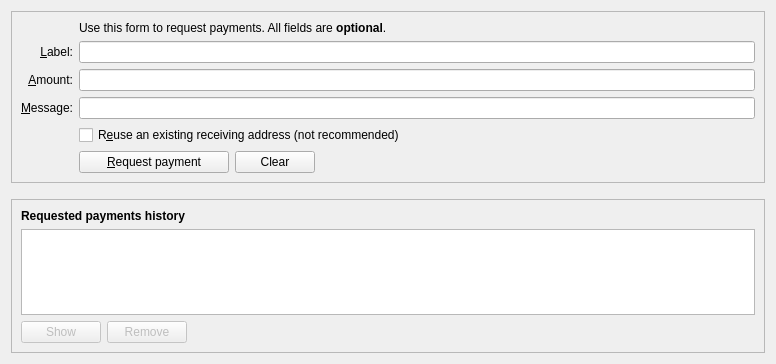
This is src/qt/forms/receivecoinsdialog.ui in qtumproject/qtum as Qt 5 draws it before an edit. The edited form follows.
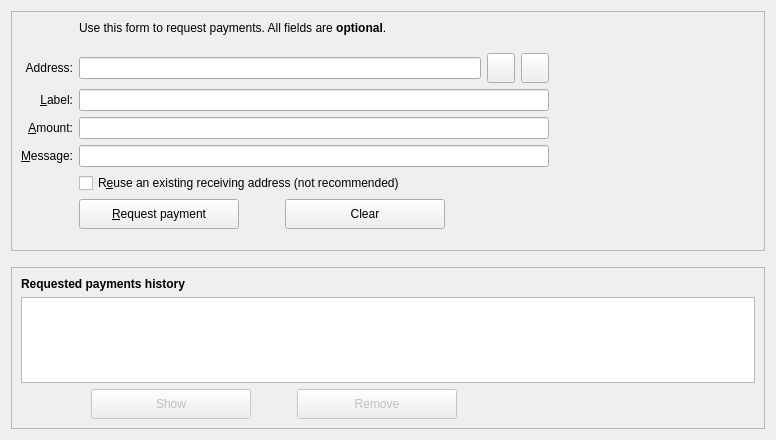
This is the edited form. Icons and pictures are not drawn. Custom widgets are drawn as their Qt base class.

Commit message: Layout updates for qtum

Patch:
```diff
--- a/src/qt/forms/receivecoinsdialog.ui
+++ b/src/qt/forms/receivecoinsdialog.ui
@@ -7,7 +7,7 @@
     <x>0</x>
     <y>0</y>
     <width>776</width>
-    <height>364</height>
+    <height>440</height>
    </rect>
   </property>
   <layout class="QVBoxLayout" name="verticalLayout" stretch="0,0,1">
@@ -28,7 +28,7 @@
      <layout class="QVBoxLayout" name="verticalLayout_3">
       <item>
        <layout class="QGridLayout" name="gridLayout">
-        <item row="7" column="2">
+        <item row="8" column="2">
          <widget class="QCheckBox" name="reuseAddress">
           <property name="toolTip">
            <string>Reuse one of the previously used receiving addresses. Reusing addresses has security and privacy issues. Do not use this unless re-generating a payment request made before.</string>
@@ -38,37 +38,7 @@
           </property>
          </widget>
         </item>
-        <item row="7" column="0">
-         <widget class="QLabel" name="label_4">
-          <property name="text">
-           <string/>
-          </property>
-         </widget>
-        </item>
-        <item row="6" column="0">
-         <widget class="QLabel" name="label_3">
-          <property name="toolTip">
-           <string>An optional message to attach to the payment request, which will be displayed when the request is opened. Note: The message will not be sent with the payment over the Qtum network.</string>
-          </property>
-          <property name="text">
-           <string>&amp;Message:</string>
-          </property>
-          <property name="alignment">
-           <set>Qt::AlignRight|Qt::AlignTrailing|Qt::AlignVCenter</set>
-          </property>
-          <property name="buddy">
-           <cstring>reqMessage</cstring>
-          </property>
-         </widget>
-        </item>
-        <item row="4" column="2">
-         <widget class="QLineEdit" name="reqLabel">
-          <property name="toolTip">
-           <string>An optional label to associate with the new receiving address.</string>
-          </property>
-         </widget>
-        </item>
-        <item row="6" column="2">
+        <item row="7" column="2">
          <widget class="QLineEdit" name="reqMessage">
           <property name="toolTip">
            <string>An optional message to attach to the payment request, which will be displayed when the request is opened. Note: The message will not be sent with the payment over the Qtum network.</string>
@@ -82,7 +52,7 @@
           </property>
          </widget>
         </item>
-        <item row="4" column="0">
+        <item row="5" column="0">
          <widget class="QLabel" name="label_2">
           <property name="toolTip">
            <string>An optional label to associate with the new receiving address.</string>
@@ -98,7 +68,14 @@
           </property>
          </widget>
         </item>
-        <item row="5" column="0">
+        <item row="9" column="0">
+         <widget class="QLabel" name="label_7">
+          <property name="text">
+           <string/>
+          </property>
+         </widget>
+        </item>
+        <item row="6" column="0">
          <widget class="QLabel" name="label">
           <property name="toolTip">
            <string>An optional amount to request. Leave this empty or zero to not request a specific amount.</string>
@@ -114,7 +91,7 @@
           </property>
          </widget>
         </item>
-        <item row="5" column="2">
+        <item row="6" column="2">
          <widget class="BitcoinAmountField" name="reqAmount">
           <property name="minimumSize">
            <size>
@@ -127,14 +104,44 @@
           </property>
          </widget>
         </item>
-        <item row="8" column="2">
+        <item row="5" column="2">
+         <widget class="QLineEdit" name="reqLabel">
+          <property name="toolTip">
+           <string>An optional label to associate with the new receiving address.</string>
+          </property>
+         </widget>
+        </item>
+        <item row="8" column="0">
+         <widget class="QLabel" name="label_4">
+          <property name="text">
+           <string/>
+          </property>
+         </widget>
+        </item>
+        <item row="7" column="0">
+         <widget class="QLabel" name="label_3">
+          <property name="toolTip">
+           <string>An optional message to attach to the payment request, which will be displayed when the request is opened. Note: The message will not be sent with the payment over the Qtum network.</string>
+          </property>
+          <property name="text">
+           <string>&amp;Message:</string>
+          </property>
+          <property name="alignment">
+           <set>Qt::AlignRight|Qt::AlignTrailing|Qt::AlignVCenter</set>
+          </property>
+          <property name="buddy">
+           <cstring>reqMessage</cstring>
+          </property>
+         </widget>
+        </item>
+        <item row="9" column="2">
          <layout class="QHBoxLayout" name="horizontalLayout">
           <item>
            <widget class="QPushButton" name="receiveButton">
             <property name="minimumSize">
              <size>
-              <width>150</width>
-              <height>0</height>
+              <width>160</width>
+              <height>30</height>
              </size>
             </property>
             <property name="text">
@@ -146,6 +153,22 @@
             </property>
            </widget>
           </item>
+          <item>
+           <spacer name="horizontalSpacer_5">
+            <property name="orientation">
+             <enum>Qt::Horizontal</enum>
+            </property>
+            <property name="sizeType">
+             <enum>QSizePolicy::Fixed</enum>
+            </property>
+            <property name="sizeHint" stdset="0">
+             <size>
+              <width>40</width>
+              <height>20</height>
+             </size>
+            </property>
+           </spacer>
+          </item>
           <item>
            <widget class="QPushButton" name="clearButton">
             <property name="sizePolicy">
@@ -154,6 +177,12 @@
               <verstretch>0</verstretch>
              </sizepolicy>
             </property>
+            <property name="minimumSize">
+             <size>
+              <width>160</width>
+              <height>30</height>
+             </size>
+            </property>
             <property name="toolTip">
              <string>Clear all fields of the form.</string>
             </property>
@@ -184,13 +213,80 @@
           </item>
          </layout>
         </item>
-        <item row="8" column="0">
-         <widget class="QLabel" name="label_7">
+        <item row="2" column="3" rowspan="9">
+         <widget class="QRImageWidget" name="lblQRCode">
+          <property name="minimumSize">
+           <size>
+            <width>200</width>
+            <height>220</height>
+           </size>
+          </property>
+          <property name="maximumSize">
+           <size>
+            <width>200</width>
+            <height>220</height>
+           </size>
+          </property>
           <property name="text">
            <string/>
           </property>
          </widget>
         </item>
+        <item row="4" column="0">
+         <widget class="QLabel" name="label_8">
+          <property name="text">
+           <string>Address:</string>
+          </property>
+          <property name="alignment">
+           <set>Qt::AlignRight|Qt::AlignTrailing|Qt::AlignVCenter</set>
+          </property>
+         </widget>
+        </item>
+        <item row="4" column="2">
+         <layout class="QHBoxLayout" name="horizontalLayout_3">
+          <item>
+           <widget class="QLineEdit" name="leAddress"/>
+          </item>
+          <item>
+           <widget class="QToolButton" name="copyAddressButton">
+            <property name="minimumSize">
+             <size>
+              <width>28</width>
+              <height>30</height>
+             </size>
+            </property>
+            <property name="maximumSize">
+             <size>
+              <width>20</width>
+              <height>30</height>
+             </size>
+            </property>
+            <property name="text">
+             <string/>
+            </property>
+           </widget>
+          </item>
+          <item>
+           <widget class="QToolButton" name="refreshButton">
+            <property name="minimumSize">
+             <size>
+              <width>28</width>
+              <height>30</height>
+             </size>
+            </property>
+            <property name="maximumSize">
+             <size>
+              <width>20</width>
+              <height>30</height>
+             </size>
+            </property>
+            <property name="text">
+             <string/>
+            </property>
+           </widget>
+          </item>
+         </layout>
+        </item>
        </layout>
       </item>
      </layout>
@@ -252,11 +348,33 @@
       </item>
       <item>
        <layout class="QHBoxLayout" name="horizontalLayout_2">
+        <item>
+         <spacer name="horizontalSpacer_3">
+          <property name="orientation">
+           <enum>Qt::Horizontal</enum>
+          </property>
+          <property name="sizeType">
+           <enum>QSizePolicy::Fixed</enum>
+          </property>
+          <property name="sizeHint" stdset="0">
+           <size>
+            <width>70</width>
+            <height>20</height>
+           </size>
+          </property>
+         </spacer>
+        </item>
         <item>
          <widget class="QPushButton" name="showRequestButton">
           <property name="enabled">
            <bool>false</bool>
           </property>
+          <property name="minimumSize">
+           <size>
+            <width>160</width>
+            <height>30</height>
+           </size>
+          </property>
           <property name="toolTip">
            <string>Show the selected request (does the same as double clicking an entry)</string>
           </property>
@@ -272,11 +390,33 @@
           </property>
          </widget>
         </item>
+        <item>
+         <spacer name="horizontalSpacer_4">
+          <property name="orientation">
+           <enum>Qt::Horizontal</enum>
+          </property>
+          <property name="sizeType">
+           <enum>QSizePolicy::Fixed</enum>
+          </property>
+          <property name="sizeHint" stdset="0">
+           <size>
+            <width>40</width>
+            <height>20</height>
+           </size>
+          </property>
+         </spacer>
+        </item>
         <item>
          <widget class="QPushButton" name="removeRequestButton">
           <property name="enabled">
            <bool>false</bool>
           </property>
+          <property name="minimumSize">
+           <size>
+            <width>160</width>
+            <height>30</height>
+           </size>
+          </property>
           <property name="toolTip">
            <string>Remove the selected entries from the list</string>
           </property>
@@ -319,6 +459,11 @@
    <header>bitcoinamountfield.h</header>
    <container>1</container>
   </customwidget>
+  <customwidget>
+   <class>QRImageWidget</class>
+   <extends>QLabel</extends>
+   <header>receiverequestdialog.h</header>
+  </customwidget>
  </customwidgets>
  <tabstops>
   <tabstop>reqLabel</tabstop>
```
The commit also changes 18 other files.
